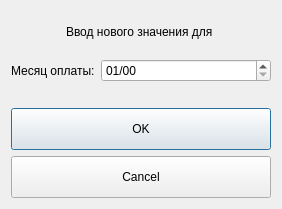
First picture: the form in dialog_input_new_value.ui, repository FenyukAndrew/QtCalculatePayment, before the edit.
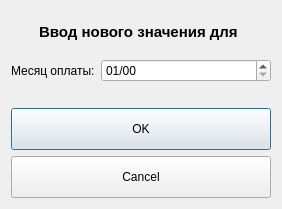
Second picture: the form after the edit.

```diff
--- a/dialog_input_new_value.ui
+++ b/dialog_input_new_value.ui
@@ -33,12 +33,22 @@
      </property>
      <item alignment="Qt::AlignHCenter">
       <widget class="QLabel" name="label">
+       <property name="font">
+        <font>
+         <pointsize>11</pointsize>
+         <weight>75</weight>
+         <bold>true</bold>
+        </font>
+       </property>
        <property name="text">
         <string>Ввод нового значения для </string>
        </property>
        <property name="textFormat">
         <enum>Qt::AutoText</enum>
        </property>
+       <property name="alignment">
+        <set>Qt::AlignCenter</set>
+       </property>
       </widget>
      </item>
      <item>
```
